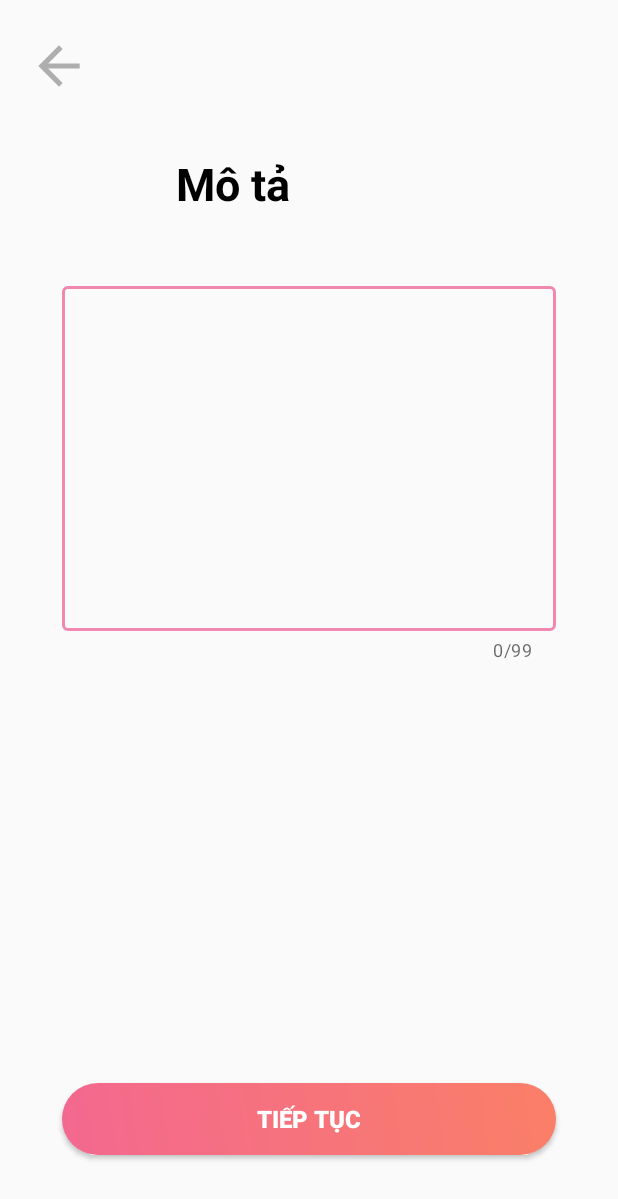
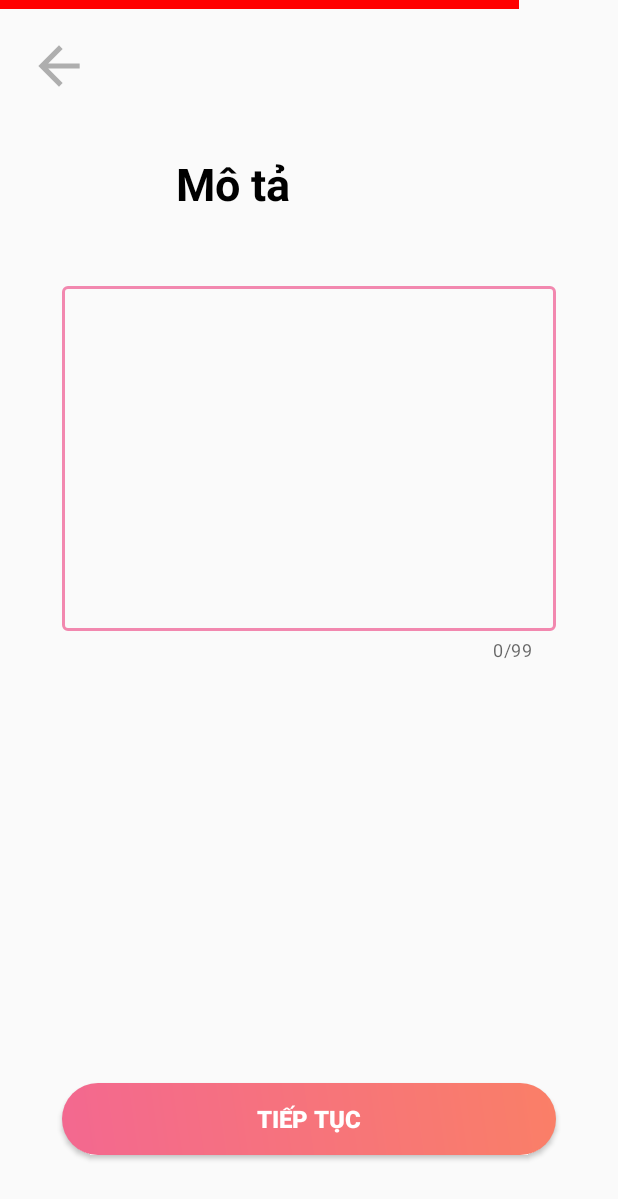
Before and after one commit to hung0220/du_an_1_android_nhom7, an Android app: the thongtin_mota screen opened directly, with no data from a screen before it, on a phone screen of 412 x 824 dp. Shown: the top 1199 px of the screen. Run offline under Robolectric (Android 15) with nearby library versions, the phone set to English and light mode, and no system bars; our stand-ins replace Firebase (no records; nobody signed in at launch, a user with empty details on screens opened directly).

Commit message:
Hoan` thien giao dien

```diff
--- a/app/src/main/res/layout/activity_thongtin_mota.xml
+++ b/app/src/main/res/layout/activity_thongtin_mota.xml
@@ -5,6 +5,18 @@
     android:layout_width="match_parent"
     android:layout_height="match_parent"
     tools:context=".thongtin_mota">
+    <ImageView
+        android:layout_width="0dp"
+        android:layout_height="0dp"
+        android:background="#FF0000"
+        app:layout_constraintVertical_bias="0"
+        app:layout_constraintWidth_percent="0.84"
+        app:layout_constraintHeight_percent=".007"
+        app:layout_constraintHorizontal_bias="0"
+        app:layout_constraintBottom_toBottomOf="parent"
+        app:layout_constraintEnd_toEndOf="parent"
+        app:layout_constraintStart_toStartOf="parent"
+        app:layout_constraintTop_toTopOf="parent" />
     <ImageView
         android:id="@+id/back_mota"
         android:layout_width="0dp"
```
Also changed, not shown: app/src/main/res/layout/activity_thongtin_add_art.xml (+12 -0 lines), app/src/main/res/layout/activity_thongtin_email.xml (+13 -0 lines), app/src/main/res/layout/activity_thongtin_gioitinh.xml (+12 -0 lines), app/src/main/res/layout/activity_thongtin_name.xml (+12 -0 lines), app/src/main/res/layout/activity_thongtin_ngaysinh.xml (+12 -0 lines), app/src/main/res/layout/activity_thongtin_sdt.xml (+12 -0 lines), app/src/main/res/layout/activity_thongtin_sothich.xml (+12 -0 lines).
